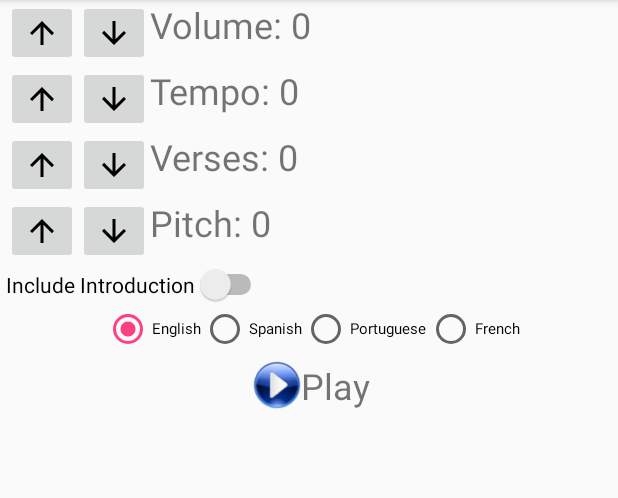
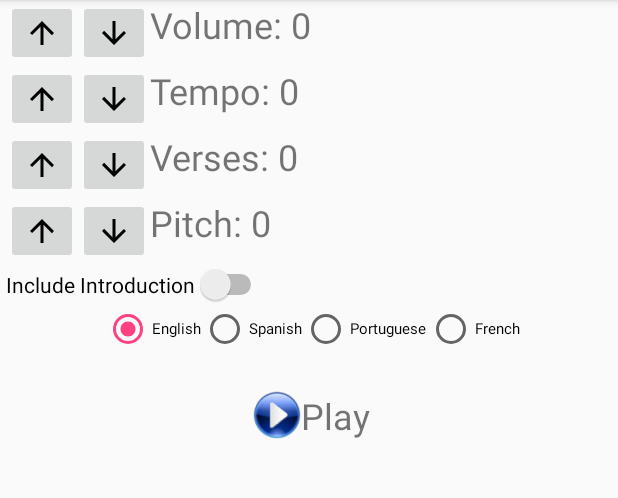
Before and after one commit to mstoth/AGR, an Android app: the fragment HymnButtonFragment shown on its own in the app's theme, on a phone screen of 412 x 824 dp, the part 84-582 px from its top. Run offline under Robolectric (Android 15) with nearby library versions, the phone set to English and light mode, and no system bars.

Commit message:
cosmetics ok

```diff
--- a/app/src/main/java/com/example/michaeltoth/agr/MainActivity.java
+++ b/app/src/main/java/com/example/michaeltoth/agr/MainActivity.java
@@ -119,7 +119,6 @@ public class MainActivity extends DoubleFragmentActivity implements TCPListener
         int h = p.height;
         p.height  = (int)(height/5);
         view.setLayoutParams(p);
-        view.invalidate();
     }
 
     public void switchToPerfFragment() {
@@ -135,7 +134,6 @@ public class MainActivity extends DoubleFragmentActivity implements TCPListener
         int h = p.height;
         p.height  = (int)(height/4);
         view.setLayoutParams(p);
-
     }
 
     public void switchToRecFragment() {
--- a/app/src/main/java/com/example/michaeltoth/agr/RecButtonFragment.java
+++ b/app/src/main/java/com/example/michaeltoth/agr/RecButtonFragment.java
@@ -5,6 +5,7 @@ import android.os.Handler;
 import android.support.annotation.NonNull;
 import android.support.annotation.Nullable;
 import android.support.v4.app.Fragment;
+import android.util.Log;
 import android.view.LayoutInflater;
 import android.view.View;
 import android.view.ViewGroup;
@@ -121,6 +122,7 @@ public class RecButtonFragment extends Fragment implements TCPListener {
         tcpClient.addListener(this);
         tcpClient.writeStringToSocket("{\"mtype\":\"CPPP\",\"mstype\":\"seqeng_remote_active\"}",UIHandler,getContext());
         tcpClient.writeStringToSocket("{\"mtype\":\"CPPP\",\"mstype\":\"seqeng_mode\",\"value\":3}", UIHandler,getContext());
+        tcpClient.writeStringToSocket("{\"mtype\":\"CPPP\",\"mstype\":\"sequencer_song_number\"}",UIHandler,getContext());
 
         return view;
     }
@@ -180,9 +182,6 @@ public class RecButtonFragment extends Fragment implements TCPListener {
 //                        }
 //                    });
 //                }
-                if (messageSubTypeString.equals("sequencer_song_number")) {
-                    currentSelection = obj.getInt("value");
-                }
                 if (messageSubTypeString.equals("sequencer_measure")) {
                     final String msg = "Counter: " + obj.getInt("value");
                     getActivity().runOnUiThread(new Runnable() {
@@ -294,6 +293,7 @@ public class RecButtonFragment extends Fragment implements TCPListener {
 
     @Override
     public void onTCPConnectionStatusChanged(boolean isConnectedNow) {
+        Log.d("TIMER","isConnectedNow is " + isConnectedNow);
 
     }
 }
--- a/app/src/main/res/layout-large/fragment_hymn_buttons.xml
+++ b/app/src/main/res/layout-large/fragment_hymn_buttons.xml
@@ -18,7 +18,7 @@
         <LinearLayout
             android:layout_width="match_parent"
             android:layout_height="wrap_content"
-            android:layout_marginBottom="20dp"
+            android:layout_marginBottom="10dp"
             tools:layout_editor_absoluteX="167dp"
             tools:layout_editor_absoluteY="475dp">
 
@@ -26,22 +26,29 @@
                 android:id="@+id/hymn_vol_up"
                 android:layout_width="wrap_content"
                 android:layout_height="wrap_content"
+                android:layout_margin="20dp"
+                android:background="@drawable/upt"
                 android:scaleType="fitCenter"
-                android:src="@drawable/ic_arrow_upward_black_24dp"
+                android:scaleX="2"
+                android:scaleY="2"
                 android:text="Up" />
 
             <ImageButton
                 android:id="@+id/hymn_vol_down"
                 android:layout_width="wrap_content"
                 android:layout_height="match_parent"
+                android:layout_margin="20dp"
+                android:background="@drawable/downt"
                 android:scaleType="fitCenter"
-                android:src="@drawable/ic_arrow_downward_black_24dp"
+                android:scaleX="2"
+                android:scaleY="2"
                 android:text="Down" />
 
             <TextView
                 android:id="@+id/hymn_vol_text"
                 android:layout_width="wrap_content"
                 android:layout_height="wrap_content"
+                android:layout_gravity="center_vertical"
                 android:text="Volume: 0"
                 android:textSize="30dp" />
 
@@ -50,7 +57,7 @@
         <LinearLayout
             android:layout_width="match_parent"
             android:layout_height="wrap_content"
-            android:layout_marginBottom="20dp"
+            android:layout_marginBottom="10dp"
             android:orientation="horizontal"
             tools:layout_editor_absoluteX="167dp"
             tools:layout_editor_absoluteY="475dp">
@@ -59,22 +66,29 @@
                 android:id="@+id/hymn_tempo_up"
                 android:layout_width="wrap_content"
                 android:layout_height="wrap_content"
+                android:layout_margin="20dp"
+                android:background="@drawable/upt"
                 android:scaleType="fitCenter"
-                android:src="@drawable/ic_arrow_upward_black_24dp"
+                android:scaleX="2"
+                android:scaleY="2"
                 android:text="Up" />
 
             <ImageButton
                 android:id="@+id/hymn_tempo_down"
                 android:layout_width="wrap_content"
                 android:layout_height="wrap_content"
+                android:layout_margin="20dp"
+                android:background="@drawable/downt"
                 android:scaleType="fitCenter"
-                android:src="@drawable/ic_arrow_downward_black_24dp"
+                android:scaleX="2"
+                android:scaleY="2"
                 android:text="Down" />
 
             <TextView
                 android:id="@+id/hymn_tempo_text"
                 android:layout_width="wrap_content"
                 android:layout_height="wrap_content"
+                android:layout_gravity="center_vertical"
                 android:text="Tempo: 0"
                 android:textSize="30dp" />
 
@@ -83,7 +97,7 @@
         <LinearLayout
             android:layout_width="match_parent"
             android:layout_height="wrap_content"
-            android:layout_marginBottom="20dp"
+            android:layout_marginBottom="10dp"
             android:orientation="horizontal"
             tools:layout_editor_absoluteX="167dp"
             tools:layout_editor_absoluteY="475dp">
@@ -92,16 +106,22 @@
                 android:id="@+id/hymn_verses_up"
                 android:layout_width="wrap_content"
                 android:layout_height="wrap_content"
+                android:layout_margin="20dp"
+                android:background="@drawable/upt"
                 android:scaleType="fitCenter"
-                android:src="@drawable/ic_arrow_upward_black_24dp"
+                android:scaleX="2"
+                android:scaleY="2"
                 android:text="Up" />
 
             <ImageButton
                 android:id="@+id/hymn_verses_down"
                 android:layout_width="wrap_content"
                 android:layout_height="wrap_content"
+                android:layout_margin="20dp"
+                android:background="@drawable/downt"
                 android:scaleType="fitCenter"
-                android:src="@drawable/ic_arrow_downward_black_24dp"
+                android:scaleX="2"
+                android:scaleY="2"
                 android:text="Down" />
 
             <TextView
@@ -116,7 +136,7 @@
         <LinearLayout
             android:layout_width="match_parent"
             android:layout_height="wrap_content"
-            android:layout_marginBottom="20dp"
+            android:layout_marginBottom="10dp"
             android:orientation="horizontal"
             tools:layout_editor_absoluteX="167dp"
             tools:layout_editor_absoluteY="475dp">
@@ -125,16 +145,22 @@
                 android:id="@+id/hymn_pitch_up"
                 android:layout_width="wrap_content"
                 android:layout_height="wrap_content"
+                android:layout_margin="20dp"
+                android:background="@drawable/upt"
                 android:scaleType="fitCenter"
-                android:src="@drawable/ic_arrow_upward_black_24dp"
+                android:scaleX="2"
+                android:scaleY="2"
                 android:text="Up" />
 
             <ImageButton
                 android:id="@+id/hymn_pitch_down"
                 android:layout_width="wrap_content"
                 android:layout_height="match_parent"
+                android:layout_margin="20dp"
+                android:background="@drawable/downt"
                 android:scaleType="fitCenter"
-                android:src="@drawable/ic_arrow_downward_black_24dp"
+                android:scaleX="2"
+                android:scaleY="2"
                 android:text="Down" />
 
             <TextView
@@ -240,7 +266,7 @@
         <LinearLayout
             android:layout_width="match_parent"
             android:layout_height="72dp"
-            android:layout_marginBottom="40dp"
+            android:layout_marginBottom="10dp"
             android:gravity="center">
 
             <ImageButton
@@ -256,7 +282,7 @@
                 android:id="@+id/play_button_text_view"
                 android:layout_width="wrap_content"
                 android:layout_height="wrap_content"
-                android:padding="20dp"
+                android:layout_marginLeft="20dp"
                 android:text="Play"
                 android:textSize="30sp" />
         </LinearLayout>
--- a/app/src/main/res/layout/fragment_hymn_buttons.xml
+++ b/app/src/main/res/layout/fragment_hymn_buttons.xml
@@ -232,9 +232,10 @@
         </RadioGroup>
 
         <LinearLayout
+            android:gravity="center"
             android:layout_width="match_parent"
-            android:layout_height="wrap_content"
-            android:gravity="center">
+            android:layout_margin="20dp"
+            android:layout_height="wrap_content">
 
             <ImageButton
                 android:id="@+id/hymn_play_button"
@@ -242,13 +243,12 @@
                 android:layout_height="wrap_content"
                 android:layout_gravity="center"
                 android:background="@drawable/playt" />
-
             <TextView
                 android:id="@+id/play_button_text_view"
+                android:textSize="24dp"
+                android:text="Play"
                 android:layout_width="wrap_content"
-                android:layout_height="wrap_content"
-                android:text="Play"
-                android:textSize="24sp" />
+                android:layout_height="wrap_content" />
         </LinearLayout>
 
     </LinearLayout>
--- a/app/src/main/res/layout/fragment_hymn_list.xml
+++ b/app/src/main/res/layout/fragment_hymn_list.xml
@@ -1,7 +1,6 @@
 <?xml version="1.0" encoding="utf-8"?>
 
-<com.example.michaeltoth.agr.widget.WheelView
+<com.example.michaeltoth.agr.widget.WheelView xmlns:android="http://schemas.android.com/apk/res/android"
     android:id="@+id/hymn_recycler_view"
-    android:layout_height="165dp"
     android:layout_width="match_parent"
-    xmlns:android="http://schemas.android.com/apk/res/android" />
+    android:layout_height="match_parent" />
```
Also changed, not shown: app/src/main/java/com/example/michaeltoth/agr/HymnBook.java (+10 -6 lines), app/src/main/java/com/example/michaeltoth/agr/HymnButtonFragment.java (+8 -1 lines), app/src/main/java/com/example/michaeltoth/agr/HymnListFragment.java (+26 -55 lines), app/src/main/java/com/example/michaeltoth/agr/PerfButtonFragment.java (+12 -23 lines), app/src/main/java/com/example/michaeltoth/agr/PerfListFragment.java (+27 -46 lines), app/src/main/java/com/example/michaeltoth/agr/RecListFragment.java (+8 -1 lines), app/src/main/java/com/example/michaeltoth/agr/TCPCommunicator.java (+32 -2 lines), app/src/main/res/layout-large/fragment_perf_buttons.xml (added, +82 -0 lines), app/src/main/res/layout-large/fragment_rec_buttons.xml (added, +78 -0 lines), app/src/main/res/drawable-hdpi/upt.9.png, app/src/main/res/drawable-mdpi/upt.9.png, app/src/main/res/drawable-xhdpi/upt.9.png, app/src/main/res/drawable-xxhdpi/upt.9.png, app/src/main/res/drawable-xxxhdpi/upt.9.png.
